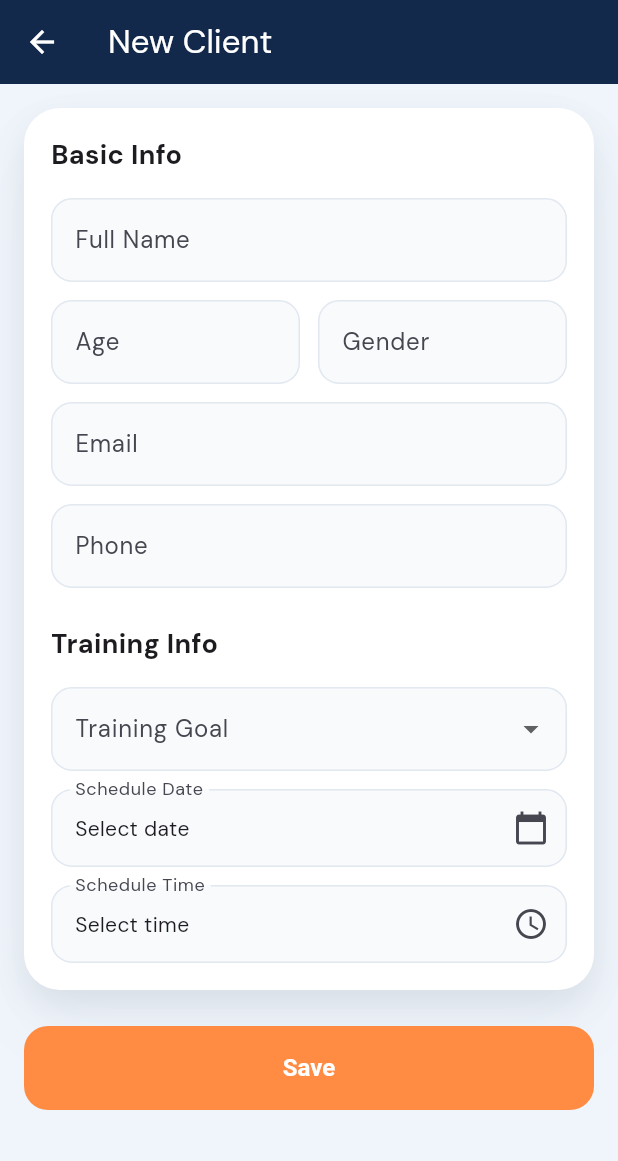
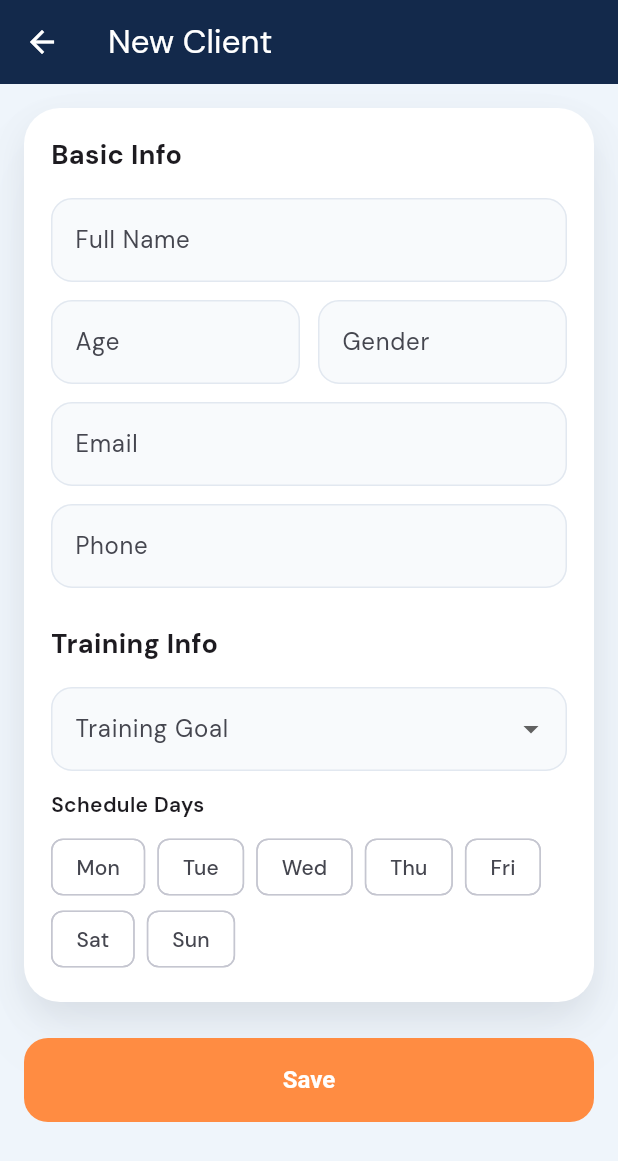
Before and after one commit to faqto/trainer-listing, a Flutter app: the HomePage screen opened directly, after a tap on "Add Client", on a phone screen of 412 x 824 dp. Shown: the top 1161 px of the screen. Run offline on Flutter 3.47's test engine with Material 3 defaults, Android fonts, the phone set to English and light mode, and no system bars; our stand-ins replace google_fonts, shimmer.

Commit message:
Schedule changed selection from date to day

```diff
--- a/lib/pages/clients/add_client_page.dart
+++ b/lib/pages/clients/add_client_page.dart
@@ -19,18 +19,17 @@ class _AddClientPageState extends State<AddClientPage> {
   final _ageController = TextEditingController();
   final _genderController = TextEditingController();
   final _goalController = TextEditingController();
-  final _scheduleController = TextEditingController();
 
   String? _selectedGoal;
-  String? _scheduleDate;
-  String? _scheduleTime;
+  List<String> _selectedDays = [];
+  TimeOfDay? _scheduleTime;
 
   static const List<String> goalOptions = [
     'Weight gain',
     'Weight loss',
     'Muscle gain',
     'Muscle loss',
-    'Others - please specify'
+    'Others - please specify',
   ];
 
   void _saveClient() {
@@ -40,9 +39,7 @@ class _AddClientPageState extends State<AddClientPage> {
         ? 'Others: ${_goalController.text.trim()}'
         : _selectedGoal!;
 
-    final schedule = _scheduleDate != null && _scheduleTime != null
-        ? '$_scheduleDate at $_scheduleTime'
-        : '';
+    final schedule = _selectedDays.isEmpty ? '' : _selectedDays.join(' / ');
 
     final client = Client(
       id: ClientRepository.instance.createClientId(),
@@ -70,7 +67,6 @@ class _AddClientPageState extends State<AddClientPage> {
     _ageController.dispose();
     _genderController.dispose();
     _goalController.dispose();
-    _scheduleController.dispose();
     super.dispose();
   }
 
@@ -136,13 +132,16 @@ class _AddClientPageState extends State<AddClientPage> {
                   const ClientSectionTitle('Training Info'),
                   const SizedBox(height: 16),
                   DropdownButtonFormField<String>(
-                    value: _selectedGoal,
+                    initialValue: _selectedGoal,
                     items: goalOptions.map((goal) {
                       return DropdownMenuItem(value: goal, child: Text(goal));
                     }).toList(),
                     onChanged: (value) => setState(() => _selectedGoal = value),
-                    decoration: const InputDecoration(labelText: 'Training Goal'),
-                    validator: (value) => value == null ? 'Select a goal' : null,
+                    decoration: const InputDecoration(
+                      labelText: 'Training Goal',
+                    ),
+                    validator: (value) =>
+                        value == null ? 'Select a goal' : null,
                   ),
                   clientFieldGap,
                   if (_selectedGoal == 'Others - please specify')
@@ -150,37 +149,36 @@ class _AddClientPageState extends State<AddClientPage> {
                       children: [
                         TextFormField(
                           controller: _goalController,
-                          decoration: const InputDecoration(labelText: 'Specify your goal'),
-                          validator: (value) => requiredField(value, 'Please specify your goal'),
+                          decoration: const InputDecoration(
+                            labelText: 'Specify your goal',
+                          ),
+                          validator: (value) =>
+                              requiredField(value, 'Please specify your goal'),
                         ),
                         clientFieldGap,
                       ],
                     ),
-                  GestureDetector(
-                    onTap: () async {
-                      final picked = await showDatePicker(
-                        context: context,
-                        initialDate: DateTime.now(),
-                        firstDate: DateTime.now(),
-                        lastDate: DateTime.now().add(const Duration(days: 365)),
+                  const Text('Schedule Days', style: TextStyle(fontWeight: FontWeight.w600)),
+                  const SizedBox(height: 8),
+                  Wrap(
+                    spacing: 8,
+                    children: ['Mon', 'Tue', 'Wed', 'Thu', 'Fri', 'Sat', 'Sun'].map((day) {
+                      return FilterChip(
+                        label: Text(day),
+                        selected: _selectedDays.contains(day),
+                        onSelected: (selected) {
+                          setState(() {
+                            if (selected) {
+                              _selectedDays.add(day);
+                            } else {
+                              _selectedDays.remove(day);
+                            }
+                          });
+                        },
                       );
-                      if (picked != null) {
-                        setState(() {
-                          _scheduleDate = '${picked.month}/${picked.day}/${picked.year}';
-                        });
-                      }
-                    },
-                    child: InputDecorator(
-                      decoration: InputDecoration(
-                        labelText: 'Schedule Date',
-                        suffixIcon: const Icon(Icons.calendar_today),
-                        border: OutlineInputBorder(
-                          borderRadius: BorderRadius.circular(8),
+                    }).toList(),
                   ),
-                      ),
-                      child: Text(_scheduleDate ?? 'Select date'),
-                    ),
-                  ),
+                  if (_selectedDays.isNotEmpty) ...[
                     clientFieldGap,
                     GestureDetector(
                       onTap: () async {
@@ -190,7 +188,7 @@ class _AddClientPageState extends State<AddClientPage> {
                         );
                         if (picked != null) {
                           setState(() {
-                          _scheduleTime = picked.format(context);
+                            _scheduleTime = picked;
                           });
                         }
                       },
@@ -202,9 +200,12 @@ class _AddClientPageState extends State<AddClientPage> {
                             borderRadius: BorderRadius.circular(8),
                           ),
                         ),
-                      child: Text(_scheduleTime ?? 'Select time'),
+                        child: Text(
+                          _scheduleTime?.format(context) ?? 'Select time',
                         ),
                       ),
+                    ),
+                  ],
                 ],
               ),
               const SizedBox(height: 24),
--- a/lib/pages/home/home_page.dart
+++ b/lib/pages/home/home_page.dart
@@ -91,13 +91,14 @@ class _HomePageState extends State<HomePage> {
           return [
             SliverAppBar(
               pinned: true,
-              expandedHeight: 132,
-              stretch: true,
+              expandedHeight: 104,
+              stretch: false,
               backgroundColor: const Color(0xFF101827),
+              toolbarHeight: 58,
               flexibleSpace: FlexibleSpaceBar(
                 titlePadding: const EdgeInsetsDirectional.only(
                   start: space2,
-                  bottom: 14,
+                  bottom: 12,
                 ),
                 title: Text(
                   titles[_selectedIndex],
```
Also changed, not shown: lib/pages/clients/client_information_page.dart (+20 -4 lines), lib/pages/clients/client_page_helpers.dart (+46 -0 lines), lib/pages/clients/edit_client_page.dart (+47 -55 lines), lib/pages/clients/edit_fitness_regime_page.dart (+0 -13 lines), lib/pages/home/clients_tab.dart (+16 -4 lines), lib/pages/home/plans_tab.dart (+31 -3 lines), 1 other file. Lines whose indentation alone changed are shown as unchanged.
